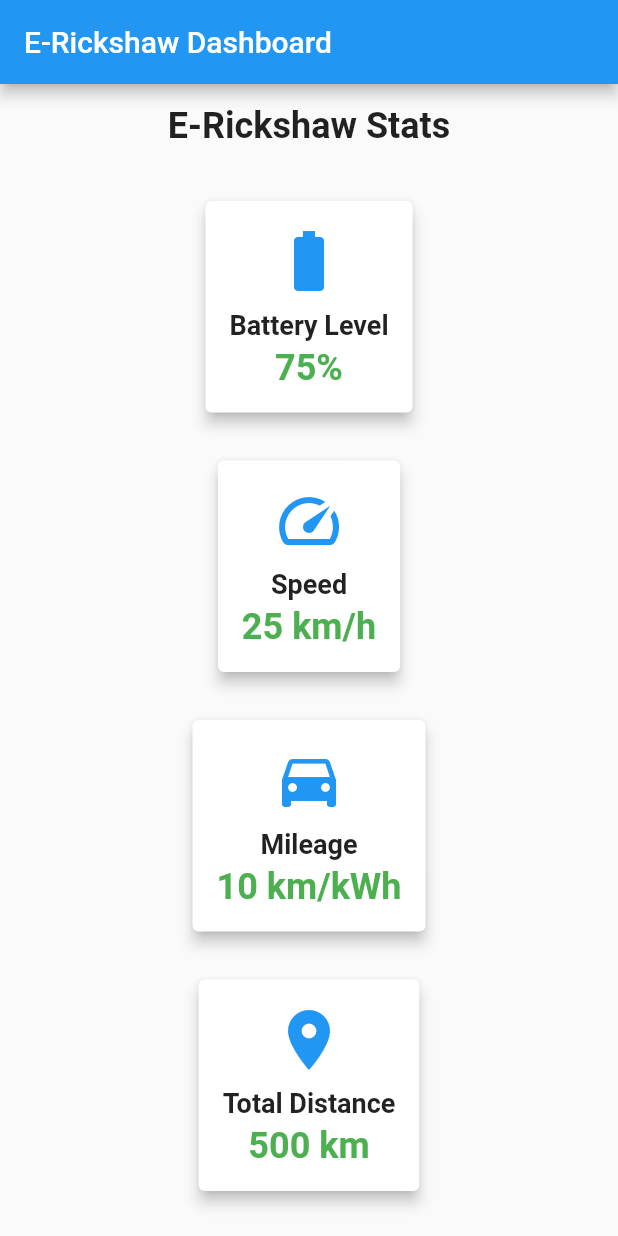
After one commit to PrithviRajput16/Tuktuk, a Flutter app: the ErickshawDashboard screen opened directly, on a phone screen of 412 x 824 dp. The commit adds this screen. Run offline on Flutter 3.47's test engine with Material 2 defaults, Android fonts, the light colour scheme and no system bars.

Commit message:
Added driver dashboard

```diff
--- /dev/null
+++ b/lib/driver.dart
@@ -0,0 +1,109 @@
+import 'package:flutter/material.dart';
+
+class ErickshawDashboardApp extends StatelessWidget {
+  const ErickshawDashboardApp({super.key});
+
+  @override
+  Widget build(BuildContext context) {
+    return const MaterialApp(
+      home: ErickshawDashboard(),
+    );
+  }
+}
+
+class ErickshawDashboard extends StatelessWidget {
+  const ErickshawDashboard({super.key});
+
+  @override
+  Widget build(BuildContext context) {
+    return Scaffold(
+      appBar: AppBar(
+        title: const Text('E-Rickshaw Dashboard'),
+      ),
+      body: const Center(
+        child: Column(
+          mainAxisAlignment: MainAxisAlignment.center,
+          children: <Widget>[
+            Text(
+              'E-Rickshaw Stats',
+              style: TextStyle(
+                fontSize: 24,
+                fontWeight: FontWeight.bold,
+              ),
+            ),
+            SizedBox(height: 20),
+            StatCard(
+              title: 'Battery Level',
+              value: '75%',
+              icon: Icons.battery_full,
+            ),
+            StatCard(
+              title: 'Speed',
+              value: '25 km/h',
+              icon: Icons.speed,
+            ),
+            StatCard(
+              title: 'Mileage',
+              value: '10 km/kWh',
+              icon: Icons.directions_car,
+            ),
+            StatCard(
+              title: 'Total Distance',
+              value: '500 km',
+              icon: Icons.location_on,
+            ),
+          ],
+        ),
+      ),
+    );
+  }
+}
+
+class StatCard extends StatelessWidget {
+  final String title;
+  final String value;
+  final IconData icon;
+
+  const StatCard(
+      {super.key,
+      required this.title,
+      required this.value,
+      required this.icon});
+
+  @override
+  Widget build(BuildContext context) {
+    return Card(
+      elevation: 4.0,
+      margin: const EdgeInsets.all(16.0),
+      child: Padding(
+        padding: const EdgeInsets.all(16.0),
+        child: Column(
+          children: <Widget>[
+            Icon(
+              icon,
+              size: 48,
+              color: Colors.blue,
+            ),
+            const SizedBox(height: 8),
+            Text(
+              title,
+              style: const TextStyle(
+                fontSize: 18,
+                fontWeight: FontWeight.bold,
+              ),
+            ),
+            const SizedBox(height: 4),
+            Text(
+              value,
+              style: const TextStyle(
+                fontSize: 24,
+                color: Colors.green,
+                fontWeight: FontWeight.bold,
+              ),
+            ),
+          ],
+        ),
+      ),
+    );
+  }
+}
--- a/lib/main.dart
+++ b/lib/main.dart
@@ -1,4 +1,5 @@
 import 'package:flutter/material.dart';
+import 'package:tuktuk/driver.dart';
 import 'package:tuktuk/owner.dart';
 import 'package:tuktuk/screens/login.dart';
 
@@ -15,7 +16,10 @@ class MyApp extends StatefulWidget {
 
 class _MyAppState extends State<MyApp> {
   Widget? currentScreen;
-  final list = [const Owner()];
+  final list = [
+    const Owner(),
+    const ErickshawDashboardApp(),
+  ];
   void changeScreen(int i) {
     setState(() {
       currentScreen = list[i];
--- a/lib/screens/login.dart
+++ b/lib/screens/login.dart
@@ -27,7 +27,7 @@ class LoginPage extends StatelessWidget {
                   padding: EdgeInsets.all(25.0),
                   child: Text('DRIVER'),
                 ),
-                onPressed: () => changeScreen(0),
+                onPressed: () => changeScreen(1),
               ),
             ],
           ),
```
